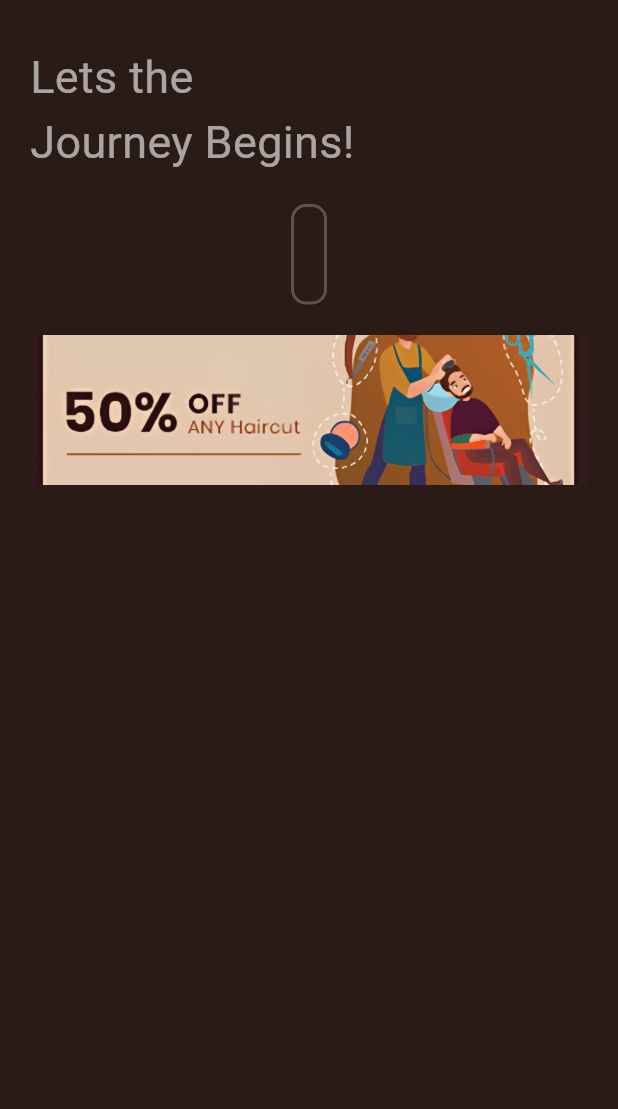
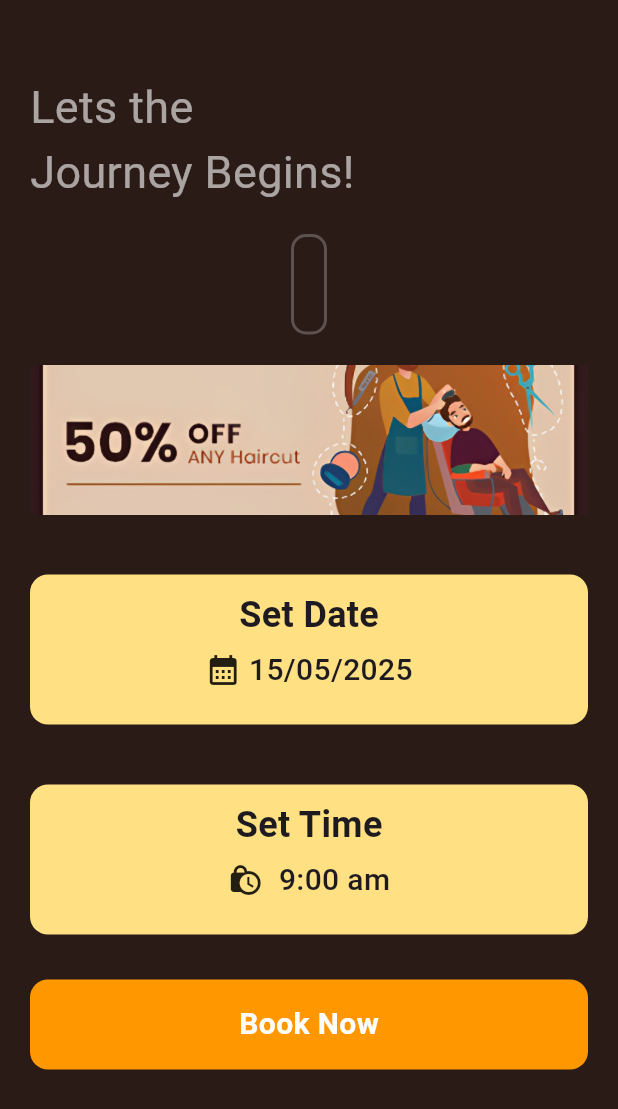
Before and after one commit to aliraza055/Barber-Shop, a Flutter app: the BookingPage screen opened directly with empty values, on a phone screen of 412 x 824 dp. Shown: the top 1109 px of the screen. Run offline on Flutter 3.47's test engine with Material 3 defaults, Android fonts, the phone set to English and light mode, and no system bars.

```diff
--- a/lib/pages/booking_page.dart
+++ b/lib/pages/booking_page.dart
@@ -1,8 +1,8 @@
 import 'package:flutter/material.dart';
 
 class BookingPage extends StatefulWidget {
-  String name;
-   BookingPage({super.key,required this.name});
+ final String name;
+ const BookingPage({super.key,required this.name});
 
   @override
   State<BookingPage> createState() => _BookingPageState();
@@ -15,7 +15,7 @@ class _BookingPageState extends State<BookingPage> {
               backgroundColor:  Color(0xFF2B1B17),
 
      body: Container(
-      margin: EdgeInsets.only(top: 30,left: 20,right: 20),
+      margin: EdgeInsets.only(top: 50,left: 20,right: 20),
       child: Column(
         crossAxisAlignment: CrossAxisAlignment.start,
         children: [
@@ -47,7 +47,78 @@ class _BookingPageState extends State<BookingPage> {
 )
 ,
             SizedBox(height: 20,),
+
             Image.asset('assets/discount.png',height: 100,width: double.infinity,fit: BoxFit.cover,),
+             //SizedBox(height: 40,),
+
+            Container(
+              margin: EdgeInsets.only(top: 40),
+              padding: EdgeInsets.only(top: 10),
+              height: 100,
+              decoration: BoxDecoration(
+                borderRadius: BorderRadius.circular(12),
+                color: Colors.amber.shade200
+              ),
+              child: Column(
+                children: [
+                  Center(
+                    child: Text("Set Date",style: TextStyle(fontWeight: FontWeight.bold,fontSize: 24),),
+                  ),
+                  SizedBox(height: 5,),
+                  Row(
+                    mainAxisAlignment: MainAxisAlignment.center,
+                    children: [
+                      Icon(Icons.calendar_month),
+                      SizedBox(width: 5,),
+                      Text('15/05/2025',style: TextStyle(fontSize: 20,fontWeight: FontWeight.w500),)
+
+                    ],
+                  ),
+
+
+                ],
+              ),
+            ),
+
+            Container(
+              margin: EdgeInsets.only(top: 40),
+              padding: EdgeInsets.only(top: 10),
+              height: 100,
+              decoration: BoxDecoration(
+                borderRadius: BorderRadius.circular(12),
+                color: Colors.amber.shade200
+              ),
+              child: Column(
+                children: [
+                  Center(
+                    child: Text("Set Time",style: TextStyle(fontWeight: FontWeight.bold,fontSize: 24),),
+                  ),
+                  SizedBox(height: 5,),
+                  Row(
+                    mainAxisAlignment: MainAxisAlignment.center,
+                    children: [
+                      Icon(Icons.lock_clock),
+                      SizedBox(width: 10),
+                      Text('9:00 am',style: TextStyle(fontSize: 20,fontWeight: FontWeight.w500),)
+
+                    ],
+                  ),
+
+
+                ],
+              ),
+            ),
+            Container(
+              margin: EdgeInsets.only(top: 30),
+              height: 60,
+              decoration: BoxDecoration(
+                color: Colors.orange,
+                borderRadius: BorderRadius.circular(12),
+              ),
+              child: Center(
+                child: Text("Book Now",style: TextStyle(color: Colors.white,fontSize: 20,fontWeight: FontWeight.bold),),
+              ),
+            )
 
         ],
       ),
--- /dev/null
+++ b/lib/pages/sign_up.dart
@@ -0,0 +1,29 @@
+import 'package:flutter/material.dart';
+
+class SignUp extends StatefulWidget {
+  const SignUp({super.key});
+
+  @override
+  State<SignUp> createState() => _SignUpState();
+}
+
+class _SignUpState extends State<SignUp> {
+  @override
+  Widget build(BuildContext context) {
+    return  Scaffold(
+      body: Container(
+        decoration: BoxDecoration(
+          gradient: LinearGradient(
+      begin: Alignment.topCenter,
+      end: Alignment.bottomCenter,
+      colors: [
+        Colors.red,
+        Colors.red.shade300,
+        Colors.black,
+      ],
+          )
+        ),
+      ),
+    );
+  }
+}
```
